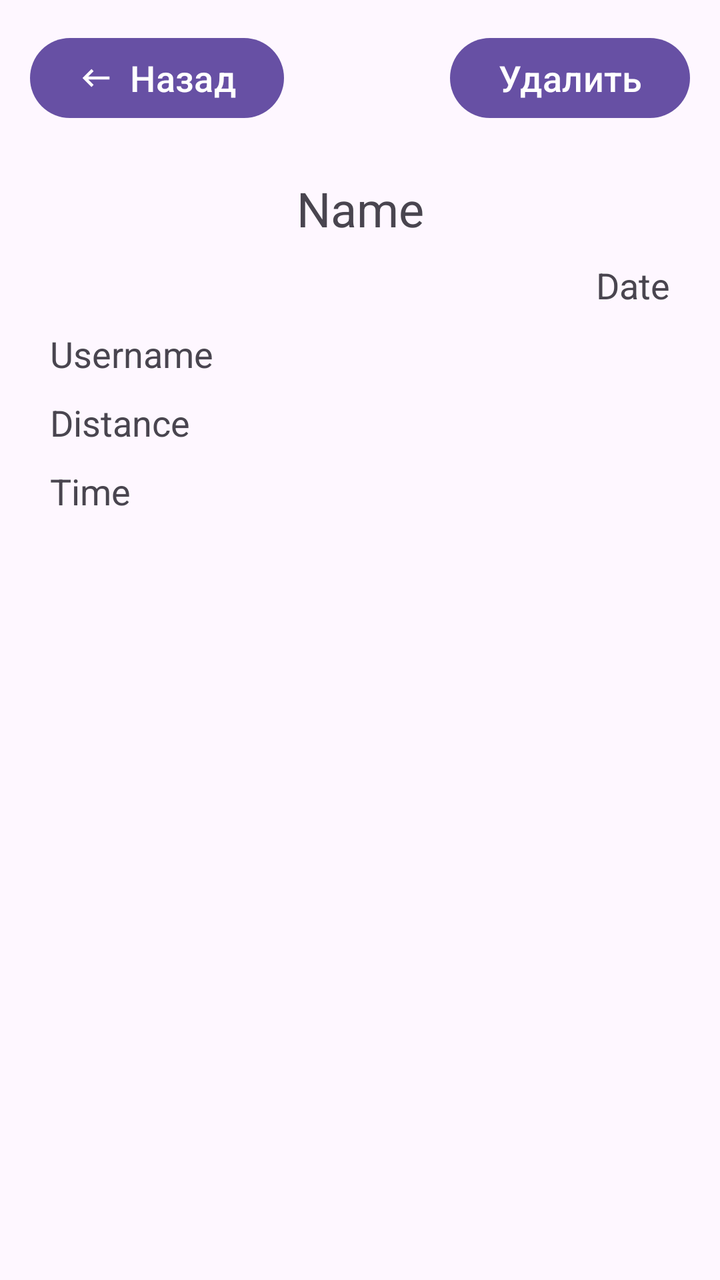
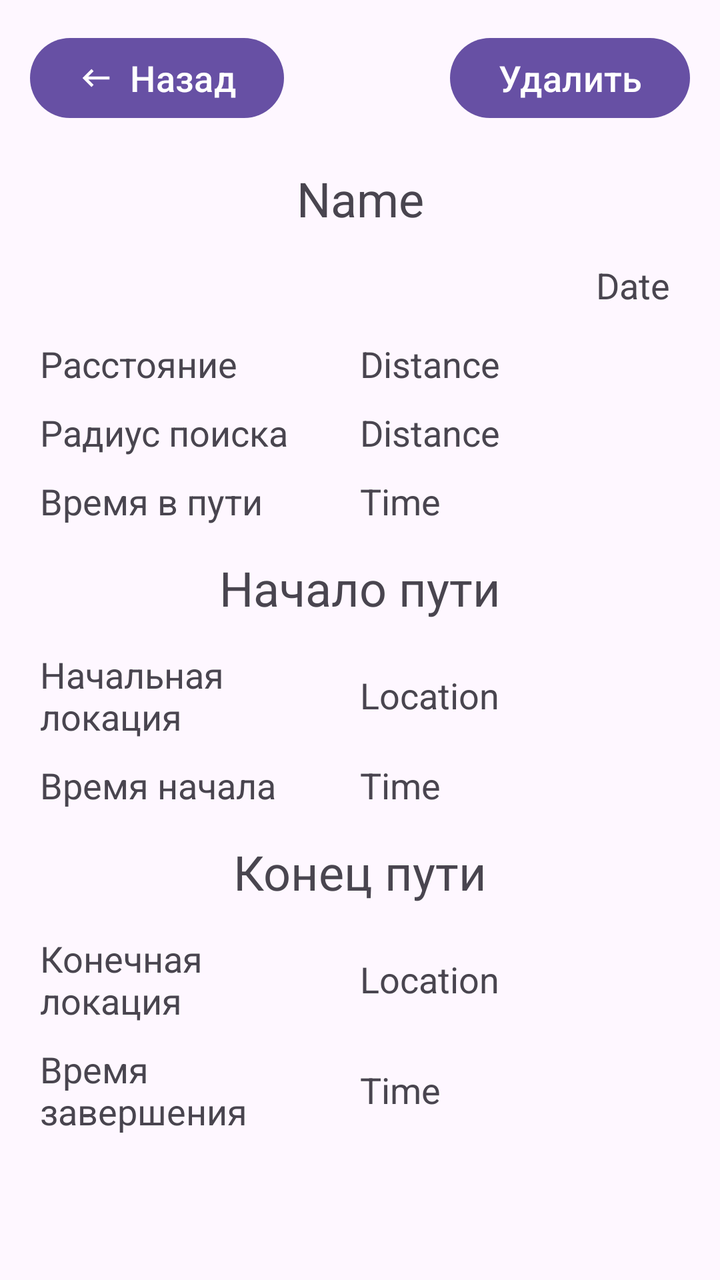

An Android layout rendered at two revisions. The XML below is the earlier revision; the diff shows what the commit changed to produce the second picture.
<!-- AndroidManifest.xml: application theme Base.Theme.TestMapKit -->
<!-- res/layout/fragment_history_detail.xml -->
<?xml version="1.0" encoding="utf-8"?>
<androidx.constraintlayout.widget.ConstraintLayout xmlns:android="http://schemas.android.com/apk/res/android"
    xmlns:tools="http://schemas.android.com/tools"
    android:layout_width="match_parent"
    android:layout_height="match_parent"
    xmlns:app="http://schemas.android.com/apk/res-auto"
    tools:context=".fragments.history.HistoryItemFragment">

    <androidx.constraintlayout.widget.ConstraintLayout
        android:id="@+id/cl_btn_history"
        android:layout_width="match_parent"
        android:layout_height="wrap_content"
        app:layout_constraintEnd_toEndOf="parent"
        app:layout_constraintStart_toStartOf="parent"
        app:layout_constraintTop_toTopOf="parent"
        android:layout_margin="10dp"
        >
        <com.google.android.material.button.MaterialButton
            android:id="@+id/btn_back_history"
            android:layout_width="wrap_content"
            android:layout_height="wrap_content"
            app:icon="@drawable/ic_back"
            app:layout_constraintStart_toStartOf="parent"
            app:layout_constraintTop_toTopOf="parent"
            android:layout_margin="5dp"
            android:text="Назад"
            android:textSize="@dimen/text_normal"
            />

        <com.google.android.material.button.MaterialButton
            android:id="@+id/btn_delete_history_item"
            android:layout_width="wrap_content"
            android:layout_height="wrap_content"
            app:layout_constraintEnd_toEndOf="parent"
            app:layout_constraintTop_toTopOf="parent"
            android:layout_margin="5dp"
            android:text="Удалить"
            android:textSize="@dimen/text_normal"
            />

    </androidx.constraintlayout.widget.ConstraintLayout>

    <LinearLayout
        android:id="@+id/ll_history_detail"
        android:layout_width="match_parent"
        android:layout_height="wrap_content"
        android:orientation="vertical"
        app:layout_constraintEnd_toEndOf="parent"
        app:layout_constraintTop_toBottomOf="@id/cl_btn_history"
        android:layout_margin="20dp">

        <TextView
            android:id="@+id/tv_history_route_name"
            android:layout_width="match_parent"
            android:layout_height="wrap_content"
            android:layout_margin="5dp"
            android:textSize="@dimen/text_title"
            android:text="Name"
            android:gravity="center"/>

        <TextView
            android:id="@+id/tv_history_route_date"
            android:layout_width="match_parent"
            android:layout_height="wrap_content"
            android:layout_margin="5dp"
            android:textSize="@dimen/text_normal"
            android:text="Date"
            android:gravity="right"/>

        <TextView
            android:id="@+id/tv_history_route_username"
            android:layout_width="match_parent"
            android:layout_height="wrap_content"
            android:layout_margin="5dp"
            android:textSize="@dimen/text_normal"
            android:text="Username" />

        <TextView
            android:id="@+id/tv_history_route_distance"
            android:layout_width="match_parent"
            android:layout_height="wrap_content"
            android:layout_margin="5dp"
            android:textSize="@dimen/text_normal"
            android:text="Distance" />

        <TextView
            android:id="@+id/tv_history_route_time"
            android:layout_width="match_parent"
            android:layout_height="wrap_content"
            android:layout_margin="5dp"
            android:textSize="@dimen/text_normal"
            android:text="Time" />
    </LinearLayout>

</androidx.constraintlayout.widget.ConstraintLayout>
<!-- resources referenced by this layout -->
<resources>
  <dimen name="text_normal">18sp</dimen>
  <dimen name="text_title">24sp</dimen>
  <!-- drawable ic_back (drawable) -->
  <vector xmlns:android="http://schemas.android.com/apk/res/android" android:autoMirrored="true" android:height="24dp" android:tint="#FFFFFF" android:viewportHeight="24" android:viewportWidth="24" android:width="24dp">
        
      <path android:fillColor="@android:color/white" android:pathData="M21,11H6.83l3.58,-3.59L9,6l-6,6 6,6 1.41,-1.41L6.83,13H21z"/>
      
  </vector>
  <style name="Base.Theme.TestMapKit" parent="Theme.Material3.DayNight.NoActionBar">
  
      </style>
</resources>

<!-- the commit's change to res/layout/fragment_history_detail.xml (unified diff, before → after) -->
@@ -47,7 +47,7 @@
         android:orientation="vertical"
         app:layout_constraintEnd_toEndOf="parent"
         app:layout_constraintTop_toBottomOf="@id/cl_btn_history"
-        android:layout_margin="20dp">
+        android:layout_margin="15dp">
 
         <TextView
             android:id="@+id/tv_history_route_name"
@@ -62,34 +62,205 @@
             android:id="@+id/tv_history_route_date"
             android:layout_width="match_parent"
             android:layout_height="wrap_content"
-            android:layout_margin="5dp"
+            android:layout_margin="10dp"
             android:textSize="@dimen/text_normal"
             android:text="Date"
             android:gravity="right"/>
 
-        <TextView
-            android:id="@+id/tv_history_route_username"
-            android:layout_width="match_parent"
-            android:layout_height="wrap_content"
-            android:layout_margin="5dp"
-            android:textSize="@dimen/text_normal"
-            android:text="Username" />
-
-        <TextView
-            android:id="@+id/tv_history_route_distance"
-            android:layout_width="match_parent"
-            android:layout_height="wrap_content"
-            android:layout_margin="5dp"
-            android:textSize="@dimen/text_normal"
-            android:text="Distance" />
-
-        <TextView
-            android:id="@+id/tv_history_route_time"
-            android:layout_width="match_parent"
-            android:layout_height="wrap_content"
-            android:layout_margin="5dp"
-            android:textSize="@dimen/text_normal"
-            android:text="Time" />
+        <LinearLayout
+            android:layout_width="match_parent"
+            android:layout_height="wrap_content"
+            android:orientation="horizontal">
+
+            <TextView
+                android:layout_width="@dimen/text_view_width_extra"
+                android:layout_height="wrap_content"
+                android:layout_margin="5dp"
+                android:textSize="@dimen/text_normal"
+                android:text="Расстояние"
+                android:gravity="center_vertical"/>
+
+            <TextView
+                android:id="@+id/tv_history_route_distance"
+                android:layout_width="match_parent"
+                android:layout_height="wrap_content"
+                android:layout_margin="5dp"
+                android:layout_gravity="center"
+                android:textSize="@dimen/text_normal"
+                android:text="Distance" />
+
+        </LinearLayout>
+
+        <LinearLayout
+            android:layout_width="match_parent"
+            android:layout_height="wrap_content"
+            android:orientation="horizontal">
+
+            <TextView
+                android:layout_width="@dimen/text_view_width_extra"
+                android:layout_height="wrap_content"
+                android:layout_margin="5dp"
+                android:textSize="@dimen/text_normal"
+                android:text="Радиус поиска"
+                android:gravity="center_vertical"/>
+
+            <TextView
+                android:id="@+id/tv_history_route_radius"
+                android:layout_width="match_parent"
+                android:layout_height="wrap_content"
+                android:layout_margin="5dp"
+                android:layout_gravity="center"
+                android:textSize="@dimen/text_normal"
+                android:text="Distance" />
+
+        </LinearLayout>
+
+        <LinearLayout
+            android:layout_width="match_parent"
+            android:layout_height="wrap_content"
+            android:orientation="horizontal">
+
+            <TextView
+                android:layout_width="@dimen/text_view_width_extra"
+                android:layout_height="wrap_content"
+                android:layout_margin="5dp"
+                android:textSize="@dimen/text_normal"
+                android:text="Время в пути"
+                android:gravity="center_vertical"/>
+
+            <TextView
+                android:id="@+id/tv_history_route_time"
+                android:layout_width="match_parent"
+                android:layout_height="wrap_content"
+                android:layout_margin="5dp"
+                android:layout_gravity="center"
+                android:textSize="@dimen/text_normal"
+                android:text="Time" />
+
+        </LinearLayout>
+
+        <TextView
+            android:layout_width="match_parent"
+            android:layout_height="wrap_content"
+            android:layout_margin="10dp"
+            android:textSize="@dimen/text_title"
+            android:text="Начало пути"
+            android:gravity="center"/>
+
+        <LinearLayout
+            android:layout_width="match_parent"
+            android:layout_height="wrap_content"
+            android:orientation="horizontal">
+
+            <TextView
+                android:layout_width="@dimen/text_view_width_extra"
+                android:layout_height="wrap_content"
+                android:layout_margin="5dp"
+                android:gravity="center_vertical"
+                android:text="Начальная локация"
+                android:textSize="@dimen/text_normal" />
+
+            <TextView
+                android:id="@+id/tv_history_route_start_location"
+                android:layout_width="match_parent"
+                android:layout_height="wrap_content"
+                android:layout_margin="5dp"
+                android:layout_gravity="center"
+                android:textSize="@dimen/text_normal"
+                android:text="Location" />
+
+        </LinearLayout>
+
+        <LinearLayout
+            android:layout_width="match_parent"
+            android:layout_height="wrap_content"
+            android:orientation="horizontal">
+
+            <TextView
+                android:layout_width="@dimen/text_view_width_extra"
+                android:layout_height="wrap_content"
+                android:layout_margin="5dp"
+                android:textSize="@dimen/text_normal"
+                android:text="Время начала"
+                android:gravity="center_vertical"/>
+
+            <TextView
+                android:id="@+id/tv_history_route_start_time"
+                android:layout_width="match_parent"
+                android:layout_height="wrap_content"
+                android:layout_margin="5dp"
+                android:layout_gravity="center"
+                android:textSize="@dimen/text_normal"
+                android:text="Time" />
+
+        </LinearLayout>
+
+        <TextView
+            android:layout_width="match_parent"
+            android:layout_height="wrap_content"
+            android:layout_margin="10dp"
+            android:textSize="@dimen/text_title"
+            android:text="Конец пути"
+            android:gravity="center"/>
+
+        <LinearLayout
+            android:layout_width="match_parent"
+            android:layout_height="wrap_content"
+            android:orientation="horizontal">
+
+            <TextView
+                android:layout_width="@dimen/text_view_width_extra"
+                android:layout_height="wrap_content"
+                android:layout_margin="5dp"
+                android:textSize="@dimen/text_normal"
+                android:text="Конечная локация"
+                android:gravity="center_vertical"/>
+
+            <TextView
+                android:id="@+id/tv_history_route_finish_location"
+                android:layout_width="match_parent"
+                android:layout_height="wrap_content"
+                android:layout_margin="5dp"
+                android:layout_gravity="center"
+                android:textSize="@dimen/text_normal"
+                android:text="Location" />
+
+        </LinearLayout>
+
+        <LinearLayout
+            android:layout_width="match_parent"
+            android:layout_height="wrap_content"
+            android:orientation="horizontal">
+
+            <TextView
+                android:layout_width="@dimen/text_view_width_extra"
+                android:layout_height="wrap_content"
+                android:layout_margin="5dp"
+                android:textSize="@dimen/text_normal"
+                android:text="Время завершения"
+                android:gravity="center_vertical"/>
+
+            <TextView
+                android:id="@+id/tv_history_route_finish_time"
+                android:layout_width="match_parent"
+                android:layout_height="wrap_content"
+                android:layout_margin="5dp"
+                android:layout_gravity="center"
+                android:textSize="@dimen/text_normal"
+                android:text="Time" />
+
+        </LinearLayout>
     </LinearLayout>
 
+    <ProgressBar
+        android:id="@+id/pb_history"
+        android:layout_width="wrap_content"
+        android:layout_height="wrap_content"
+        android:layout_gravity="center"
+        android:visibility="gone"
+        app:layout_constraintBottom_toBottomOf="parent"
+        app:layout_constraintEnd_toEndOf="parent"
+        app:layout_constraintStart_toStartOf="parent"
+        app:layout_constraintTop_toTopOf="parent" />
+
 </androidx.constraintlayout.widget.ConstraintLayout>
<!-- resource entries referenced after the edit -->
@@ -2,6 +2,7 @@
 <resources>
   <dimen name="text_normal">18sp</dimen>
   <dimen name="text_title">24sp</dimen>
+  <dimen name="text_view_width_extra">150dp</dimen>
   <!-- drawable ic_back (drawable) -->
   <vector xmlns:android="http://schemas.android.com/apk/res/android" android:autoMirrored="true" android:height="24dp" android:tint="#FFFFFF" android:viewportHeight="24" android:viewportWidth="24" android:width="24dp">
         
